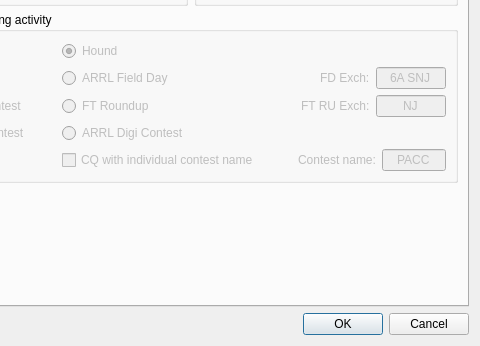
Qt form Configuration.ui (kholia/wsjtx) before a commit; both pictures show x 122 to 602 and y 296 to 642 of the 602 by 642 pixel window.
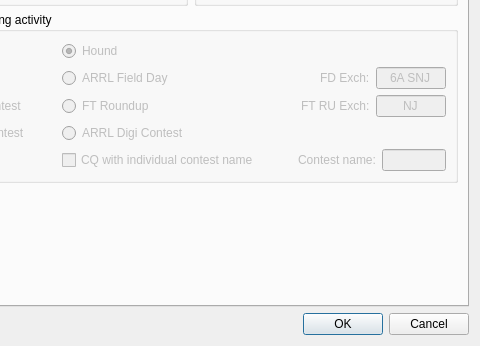
The same form after that commit. The open tabs and pages were chosen to show the change. Custom widgets are drawn as their Qt base class.

Commit message: Fix Contest Name not correctly remembered.

Patch:
```diff
--- a/Configuration.ui
+++ b/Configuration.ui
@@ -3076,7 +3076,7 @@
                  </size>
                 </property>
                 <property name="text">
-                 <string>PACC</string>
+                 <string/>
                 </property>
                 <property name="maxLength">
                  <number>4</number>
```
Left out of the diff: 12 changed lines with no effect on the pictures. The commit also changes 2 other files.
